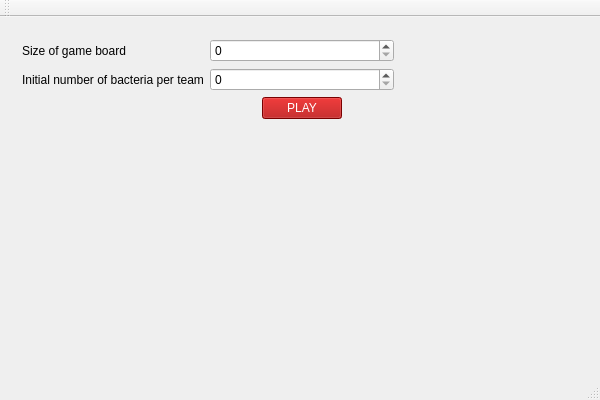
First picture: the form in src/gui/MainWindow.ui, repository zer0main/bacteria-ui, before the edit.
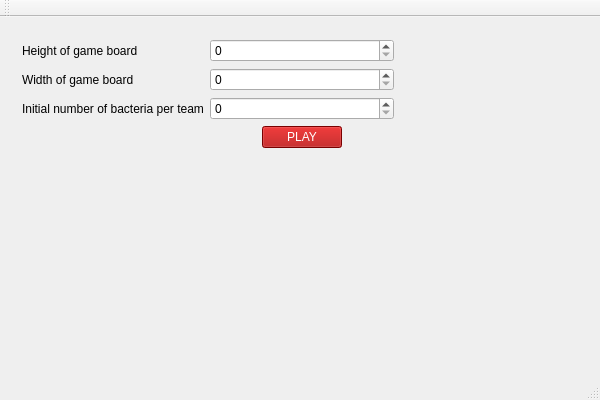
Second picture: the form after the edit. The open tabs and pages were chosen to show the change.

What changed in the file:
```diff
--- a/src/gui/MainWindow.ui
+++ b/src/gui/MainWindow.ui
@@ -78,7 +78,7 @@
         <string notr="true"/>
        </property>
        <layout class="QGridLayout" name="gridLayout_4">
-        <item row="1" column="0">
+        <item row="2" column="0">
          <widget class="QLabel" name="label_3">
           <property name="text">
            <string>Initial number of bacteria per team</string>
@@ -88,11 +88,11 @@
         <item row="0" column="0">
          <widget class="QLabel" name="label_4">
           <property name="text">
-           <string>Size of game board</string>
+           <string>Height of game board</string>
           </property>
          </widget>
         </item>
-        <item row="1" column="2">
+        <item row="2" column="2">
          <widget class="QSpinBox" name="bacteriaNumber"/>
         </item>
         <item row="0" column="3">
@@ -111,7 +111,7 @@
         <item row="0" column="2">
          <widget class="QSpinBox" name="boardSize"/>
         </item>
-        <item row="2" column="0">
+        <item row="3" column="0">
          <spacer name="verticalSpacer_3">
           <property name="orientation">
            <enum>Qt::Vertical</enum>
@@ -124,7 +124,7 @@
           </property>
          </spacer>
         </item>
-        <item row="2" column="2">
+        <item row="3" column="2">
          <layout class="QHBoxLayout" name="horizontalLayout_8">
           <item>
            <spacer name="horizontalSpacer_9">
@@ -185,6 +185,16 @@
           </item>
          </layout>
         </item>
+        <item row="1" column="0">
+         <widget class="QLabel" name="label_2">
+          <property name="text">
+           <string>Width of game board</string>
+          </property>
+         </widget>
+        </item>
+        <item row="1" column="2">
+         <widget class="QSpinBox" name="boardHeight"/>
+        </item>
        </layout>
       </widget>
       <widget class="QWidget" name="gamepage">
```
Left out of the diff: 2 changed lines with no effect on the pictures.
